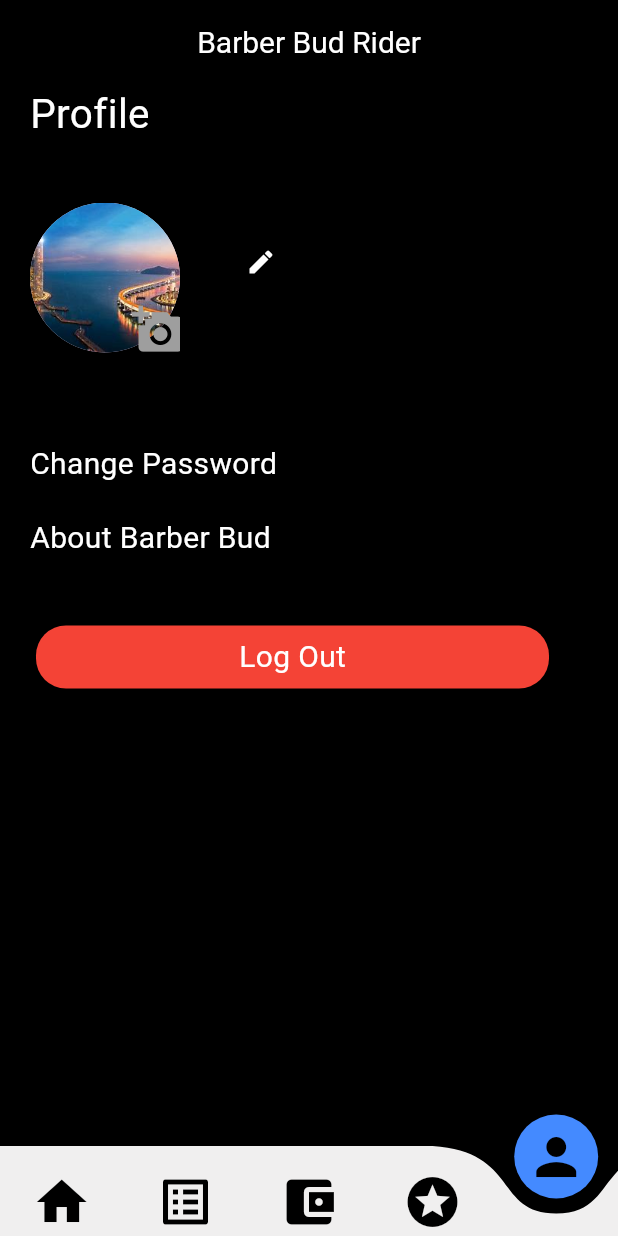
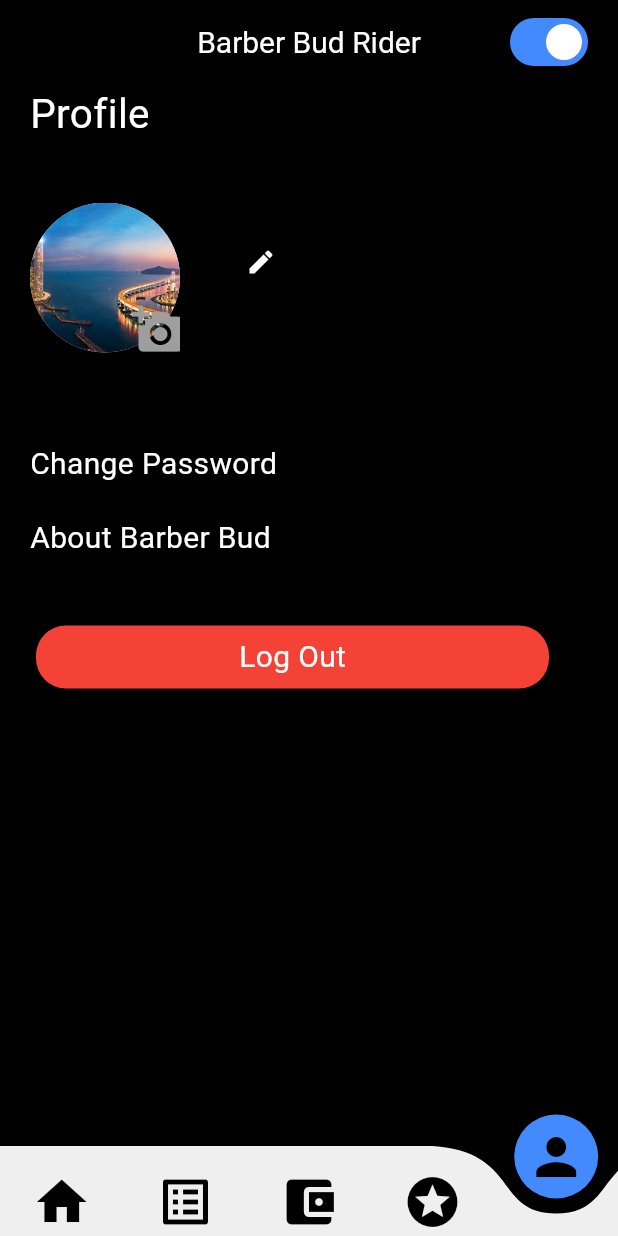
Before and after one commit to Azwan55/barber_bud_riders_project, a Flutter app: the screen it shows once a user with an empty profile is signed in, item 5 of the bottom bar chosen, on a phone screen of 412 x 824 dp. Run offline on Flutter 3.47's test engine with Material 3 defaults, Android fonts, the phone set to English and light mode, and no system bars; drawn by our look-alikes of curved_navigation_bar; our stand-ins replace cloud_firestore, firebase_auth, firebase_core, image_picker; missing offline and left inert: flutter_barcode_scanner_plus; accounts and stored records are empty.

```diff
--- a/lib/home.dart
+++ b/lib/home.dart
@@ -9,7 +9,6 @@ import 'package:flutter/material.dart';
 import 'package:curved_navigation_bar/curved_navigation_bar.dart';
 import 'package:firebase_auth/firebase_auth.dart';
 
-
 class HomePage extends StatefulWidget {
   @override
   State<HomePage> createState() => _HomePageState();
@@ -17,19 +16,14 @@ class HomePage extends StatefulWidget {
 
 class _HomePageState extends State<HomePage> {
   User? get user => Auth().currentUser;
+  bool showOrders = true;
 
   int index = 0;
-  final screens = [
-    /*
-                        screens will show which page to go base on index on tapped
-                        bottom navigation bar that link to body screen[index]
-                           */
-    HomePageBody(),
-    OrderTakenPage(),
-    EwalletPage(),
-    MissionPage(),
-    ProfilePage(),
-  ];
+
+  @override
+  void initState() {
+    super.initState();
+  }
 
   final items = <Widget>[
     //Icon widget for bottom navigation bar
@@ -49,7 +43,6 @@ class _HomePageState extends State<HomePage> {
       backgroundColor: PrimaryColor,
       appBar: AppBar(
         backgroundColor: PrimaryColor,
-
         centerTitle: true,
         title: Text(
           'Barber Bud Rider',
@@ -58,17 +51,51 @@ class _HomePageState extends State<HomePage> {
             fontSize: 20,
           ),
         ),
+        actions: [
+          Padding(
+            padding: const EdgeInsets.only(right: 16.0),
+            child: Switch(
+              inactiveTrackColor: SecondaryColor,
+              activeTrackColor: Colors.blueAccent,
+              value: showOrders,
+              activeColor: Colors.white,
+              onChanged: (value) {
+                setState(() {
+                  showOrders = value;
+                });
+              },
+            ),
+          ),
+        ],
       ),
-      body: screens[index],
-      /*
-                              the screen will take index that been put by set state
-                              in bottom navigation bar and dispaly the screen[] base
-                              on its index.
-                            */
+
+      /* the screen will take index that been put by set state
+          in bottom navigation bar and dispaly the screen[] base
+           on its index.*/
+      body: IndexedStack( /* indexstack is used to preserve state
+                            of the page even not visible making loading the page more efficient.*/
+        index: index,
+        children: [
+          showOrders
+              ? const HomePageBody()
+              : const Center(
+                  child: Text(
+                    'Start taking order now',
+                    style: TextStyle(fontSize: 22, color: Colors.white),
+                  ),
+                ),
+          OrderTakenPage(),
+          EwalletPage(),
+          MissionPage(),
+          ProfilePage(),
+        ],
+      ),
+
+     // // This is the bottom navigation bar that will be displayed at the bottom of the screen.
       bottomNavigationBar: Padding(
         padding: EdgeInsets.only(top: 15),
         child: Theme(
-          //bottom navigation bar
+
           data: Theme.of(context).copyWith(
             iconTheme: IconThemeData(color: Colors.black),
           ),
```
Also changed, not shown: lib/screens/homePageBody.dart (+11 -3 lines), lib/screens/orderTakenPage.dart (+6 -5 lines), lib/screens/acceptedOrderPage.dart (deleted).
